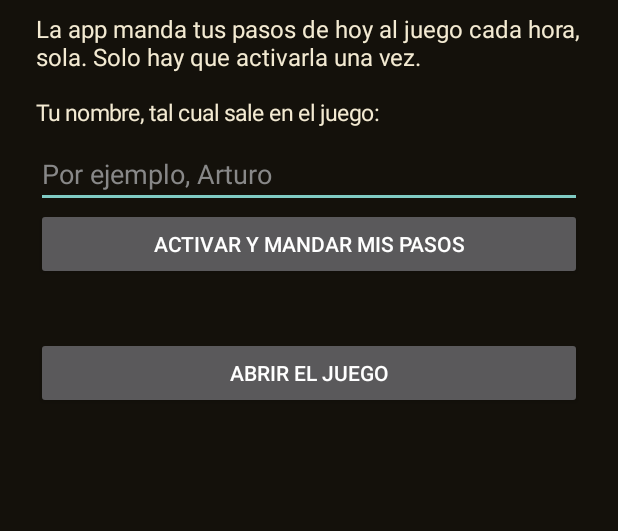
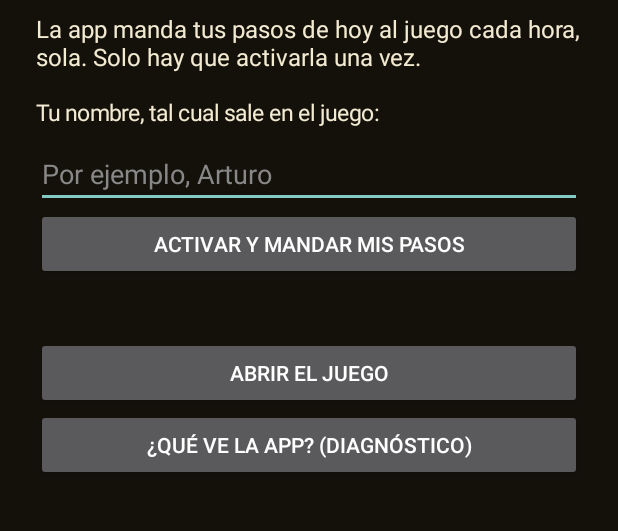
Before and after one commit to arturoMunoz/la-otra-comunidad, an Android app: the screen it shows after launch (MainActivity), on a phone screen of 412 x 824 dp, the part 149-680 px from its top. Run offline under Robolectric (Android 15) with nearby library versions, the phone set to English and light mode, and no system bars; libraries missing offline, so code that uses them is left out: androidx.health.connect.

Commit message:
App Android: botón de diagnóstico (qué pasos ve en Health Connect y de qué apps)
Co-Authored-By: Claude Opus 5.5 <noreply@anthropic.com>
Claude-Session: https://claude.ai/code/session_016LDX8s9ZoDhMCEDmCMU4bZ

```diff
--- a/android/app/src/main/java/com/laotracomunidad/pasos/MainActivity.kt
+++ b/android/app/src/main/java/com/laotracomunidad/pasos/MainActivity.kt
@@ -74,6 +74,9 @@ class MainActivity : ComponentActivity() {
         val boton = Button(this).apply { text = "Activar y mandar mis pasos" }; col.addView(boton)
         estado = texto("", 16f, Color.rgb(201,188,156)); col.addView(estado)
         val juego = Button(this).apply { text = "Abrir el juego" }; col.addView(juego)
+        val diag = Button(this).apply { text = "¿Qué ve la app? (diagnóstico)" }; col.addView(diag)
+        val diagT = texto("", 14f, Color.rgb(201,188,156)); col.addView(diagT)
+        diag.setOnClickListener { diagT.text = "Mirando…"; lifecycleScope.launch { diagT.text = try { Pasos.diagnostico(this@MainActivity) } catch (e: Exception) { "Error: " + e } } }
         setContentView(ScrollView(this).apply { setBackgroundColor(Color.rgb(20,17,11)); addView(col) })
         if (Pasos.nombre(this).isNotEmpty()) estado?.text = "Activada para " + Pasos.nombre(this) + "."
 
```
Also changed, not shown: android/app/src/main/java/com/laotracomunidad/pasos/Pasos.kt (+13 -0 lines).
